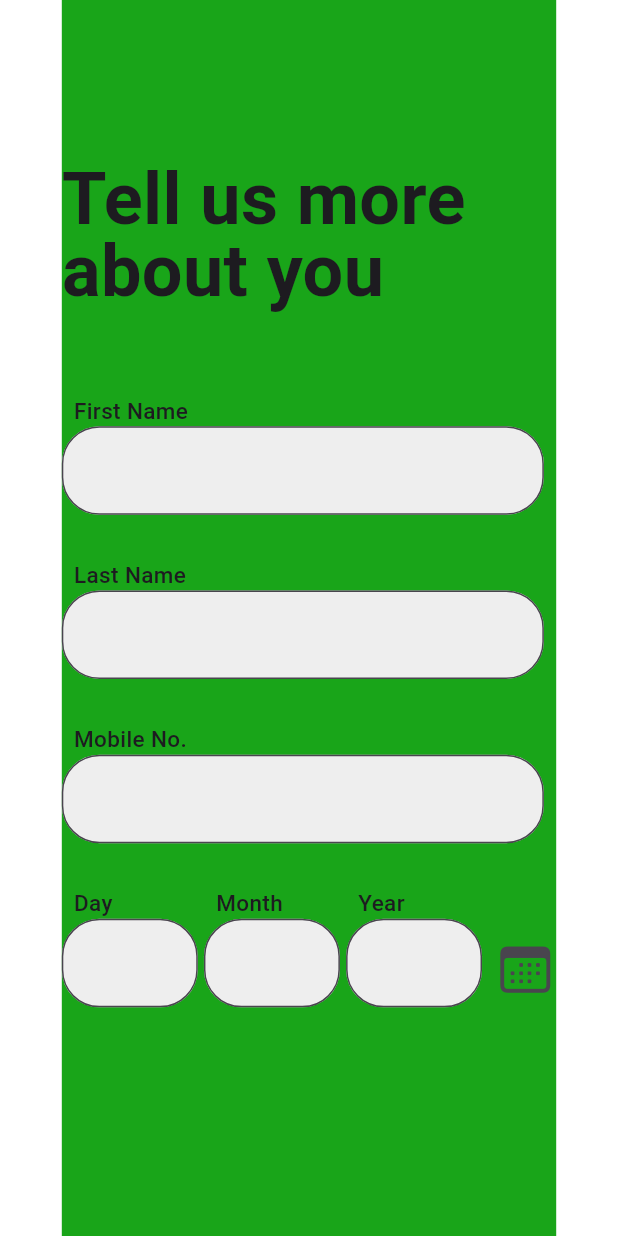
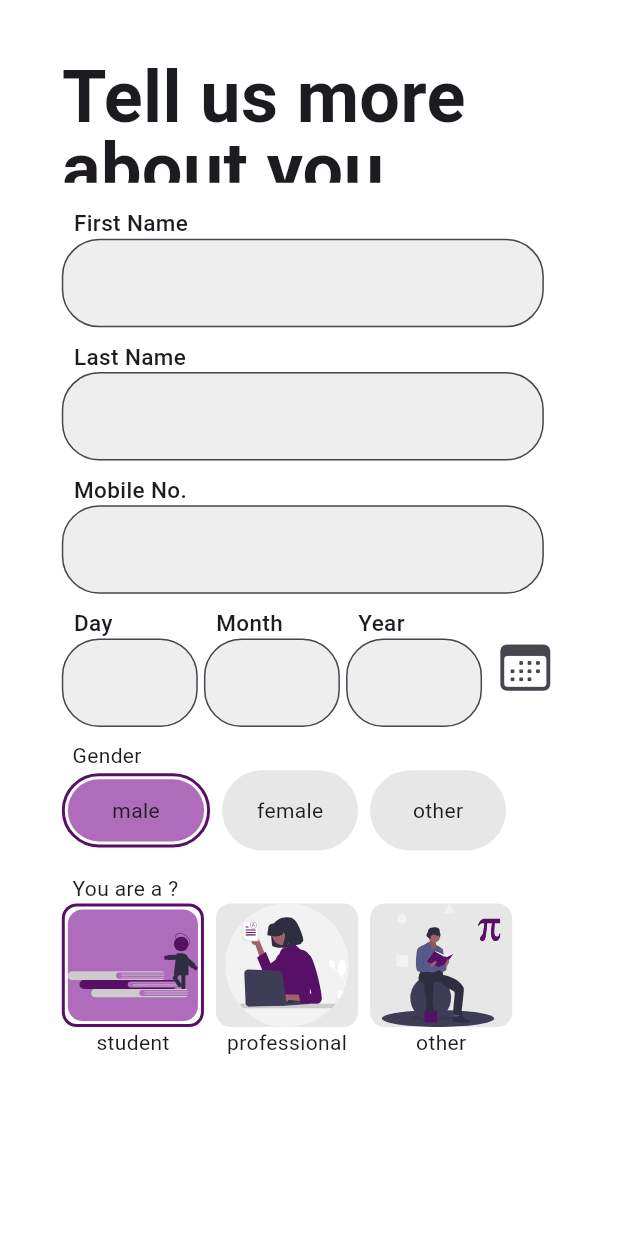
Before and after one commit to KumarMohit85/PaperSafe_v2, a Flutter app: the screen it shows after launch, on a phone screen of 412 x 824 dp. Run offline on Flutter 3.47's test engine with Material 3 defaults, Android fonts, the phone set to English and light mode, and no system bars; our stand-ins replace flutter_svg, pinput; project files that could hold a hidden picture were left out.

Commit message:
designed create user ui, fixing of renderFlex overflow is still pending..

```diff
--- a/lib/core/common_widgets.dart
+++ b/lib/core/common_widgets.dart
@@ -61,4 +61,38 @@ class CommonWidgets {
       )
     ]);
   }
+
+  Widget getSelectedContainer(Widget child, bool isActive, double w1, double w2,
+      double h1, double h2, double r) {
+    return isActive
+        ? Container(
+            height: h1,
+            width: w1,
+            decoration: BoxDecoration(
+                border: Border.all(
+                  width: 2,
+                  color: ColorPallete.primary,
+                ),
+                borderRadius: BorderRadius.circular(r)),
+            child: Padding(
+              padding: const EdgeInsets.all(2.0),
+              child: Container(
+                height: h2,
+                width: w2,
+                decoration: BoxDecoration(
+                    color: ColorPallete.lightPrimary,
+                    borderRadius: BorderRadius.circular(r)),
+                child: Center(child: child),
+              ),
+            ),
+          )
+        : Container(
+            height: h2,
+            width: w2,
+            decoration: BoxDecoration(
+                color: ColorPallete.grey,
+                borderRadius: BorderRadius.circular(r)),
+            child: Center(child: child),
+          );
+  }
 }
--- a/lib/core/image_paths.dart
+++ b/lib/core/image_paths.dart
@@ -9,4 +9,10 @@ class ImagePaths {
   static const String fillInsideLogo = "${LOGO_PATH}fill_inside_logo.png";
   static const String loginSvgWeb = "${IMAGE_PATH_WEB}login_svg.svg";
   static const String loginSvg = "${IMAGE_PATH}login_svg.svg";
+  static const String studentSvgWeb = "${IMAGE_PATH_WEB}Student.svg";
+  static const String studentSvg = "${IMAGE_PATH}Student.svg";
+  static const String professionalSvgWeb = "${IMAGE_PATH_WEB}Professional.svg";
+  static const String professionalSvg = "${IMAGE_PATH}Professional.svg";
+  static const String otherSvgWeb = "${IMAGE_PATH_WEB}Other.svg";
+  static const String otherSvg = "${IMAGE_PATH}Other.svg";
 }
--- a/lib/features/Auth/views/pages/create_user.dart
+++ b/lib/features/Auth/views/pages/create_user.dart
@@ -1,8 +1,11 @@
 import 'package:flutter/cupertino.dart';
 import 'package:flutter/foundation.dart';
 import 'package:flutter/material.dart';
+import 'package:flutter_svg/svg.dart';
 import 'package:paper_safe_v2/core/common_widgets.dart';
+import 'package:paper_safe_v2/core/image_paths.dart';
 import 'package:paper_safe_v2/core/pallete.dart';
+import 'package:paper_safe_v2/core/structs.dart';
 
 class UserInfo extends StatefulWidget {
   const UserInfo({super.key});
@@ -13,6 +16,8 @@ class UserInfo extends StatefulWidget {
 
 class _UserInfoState extends State<UserInfo> {
   TextEditingController controller = TextEditingController();
+  gender _selectedGender = gender.male;
+  userType _selectedUser = userType.student;
   @override
   Widget build(BuildContext context) {
     double width = MediaQuery.of(context).size.width;
@@ -23,35 +28,44 @@ class _UserInfoState extends State<UserInfo> {
         width: width,
         margin: EdgeInsets.symmetric(
             horizontal: kIsWeb ? width * 0.3 : width * 0.1),
-        color: ColorPallete.lightGreen,
+        // color: ColorPallete.lightGreen,
         child: Column(
           crossAxisAlignment: CrossAxisAlignment.start,
           children: [
-            Spacer(
-              flex: 1,
+            SizedBox(
+              height: kIsWeb ? height * 0.03 : height * 0.05,
             ),
             Flexible(
-                flex: 2,
+                flex: 1,
                 child: Text(
                   "Tell us more about you",
                   style: TextStyle(
                       fontSize: 48, fontWeight: FontWeight.w700, height: 1),
                 )),
             SizedBox(
-              height: height * 0.07,
+              height: height * 0.02,
             ),
             Flexible(
                 flex: 1,
                 child: CommonWidgets().getTextField("First Name",
                     kIsWeb ? width * 0.25 : width * 0.78, controller)),
+            SizedBox(
+              height: height * 0.01,
+            ),
             Flexible(
                 flex: 1,
                 child: CommonWidgets().getTextField("Last Name",
                     kIsWeb ? width * 0.25 : width * 0.78, controller)),
+            SizedBox(
+              height: height * 0.01,
+            ),
             Flexible(
                 flex: 1,
                 child: CommonWidgets().getTextField("Mobile No.",
                     kIsWeb ? width * 0.25 : width * 0.78, controller)),
+            SizedBox(
+              height: height * 0.01,
+            ),
             Flexible(
                 flex: 1,
                 child: Row(
@@ -83,10 +97,103 @@ class _UserInfoState extends State<UserInfo> {
                           )),
                     )
                   ],
+                )),
+            SizedBox(
+              height: height * 0.01,
+            ),
+            Flexible(
+                flex: 1,
+                child: Column(
+                  crossAxisAlignment: CrossAxisAlignment.start,
+                  children: [
+                    Padding(
+                      padding: const EdgeInsets.only(left: 7.0),
+                      child: Text("Gender"),
+                    ),
+                    Row(
+                      children: gender.values.map((gender g) {
+                        return Padding(
+                          padding: const EdgeInsets.only(right: 8.0),
+                          child: InkWell(
+                            onTap: () {
+                              setState(() {
+                                _selectedGender = g;
+                              });
+                            },
+                            child: CommonWidgets().getSelectedContainer(
+                                Text(g.toString().split('.').last),
+                                _selectedGender == g,
+                                kIsWeb ? width * 0.1 : width * 0.24,
+                                kIsWeb ? width * 0.09 : width * 0.22,
+                                height * 0.06,
+                                height * 0.065,
+                                30),
+                          ),
+                        );
+                      }).toList(),
+                    ),
+                  ],
+                )),
+            SizedBox(
+              height: height * 0.01,
+            ),
+            Flexible(
+                flex: 3,
+                child: Column(
+                  crossAxisAlignment: CrossAxisAlignment.start,
+                  children: [
+                    Padding(
+                      padding: const EdgeInsets.only(left: 7.0),
+                      child: Text("You are a ? "),
+                    ),
+                    Row(
+                      children: userType.values.map((userType user) {
+                        return Padding(
+                          padding: const EdgeInsets.only(right: 8.0),
+                          child: Column(
+                            children: [
+                              InkWell(
+                                onTap: () {
+                                  setState(() {
+                                    _selectedUser = user;
+                                  });
+                                },
+                                child: CommonWidgets().getSelectedContainer(
+                                    SvgPicture.asset(
+                                      _getImagePath(user, kIsWeb),
+                                      fit: BoxFit.contain,
+                                    ),
+                                    _selectedUser == user,
+                                    kIsWeb ? width * 0.1 : width * 0.23,
+                                    kIsWeb ? width * 0.1 : width * 0.23,
+                                    kIsWeb ? height * 0.15 : height * 0.1, //h1
+                                    kIsWeb ? height * 0.15 : height * 0.1, //h2
+                                    10),
+                              ),
+                              Text(user.toString().split('.').last)
+                            ],
+                          ),
+                        );
+                      }).toList(),
+                    ),
+                  ],
                 ))
           ],
         ),
       ),
     );
   }
+
+  String _getImagePath(userType user, bool isWeb) {
+    switch (user) {
+      case userType.student:
+        return isWeb ? ImagePaths.studentSvgWeb : ImagePaths.studentSvg;
+      case userType.professional:
+        return isWeb
+            ? ImagePaths.professionalSvgWeb
+            : ImagePaths.professionalSvg;
+      case userType.other:
+        return isWeb ? ImagePaths.otherSvgWeb : ImagePaths.otherSvg;
+    }
+  }
 }
--- a/pubspec.yaml
+++ b/pubspec.yaml
@@ -68,6 +68,10 @@ flutter:
     - assets/images/onboarding_share_image.svg
     - assets/PaperSafeLogos/fill_inside_logo.png
     - assets/images/login_svg.svg
+    - assets/images/Student.svg
+    - assets/images/Professional.svg
+    - assets/images/Other.svg
+
   # An image asset can refer to one or more resolution-specific "variants", see
   # https://flutter.dev/assets-and-images/#resolution-aware
 
```
